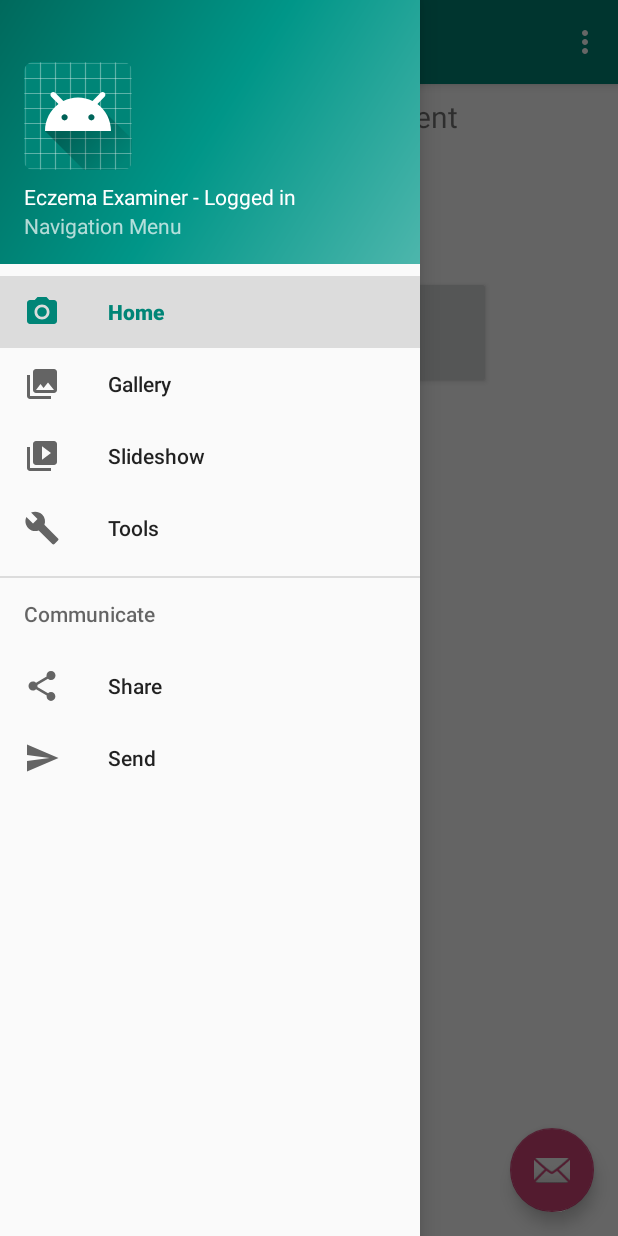
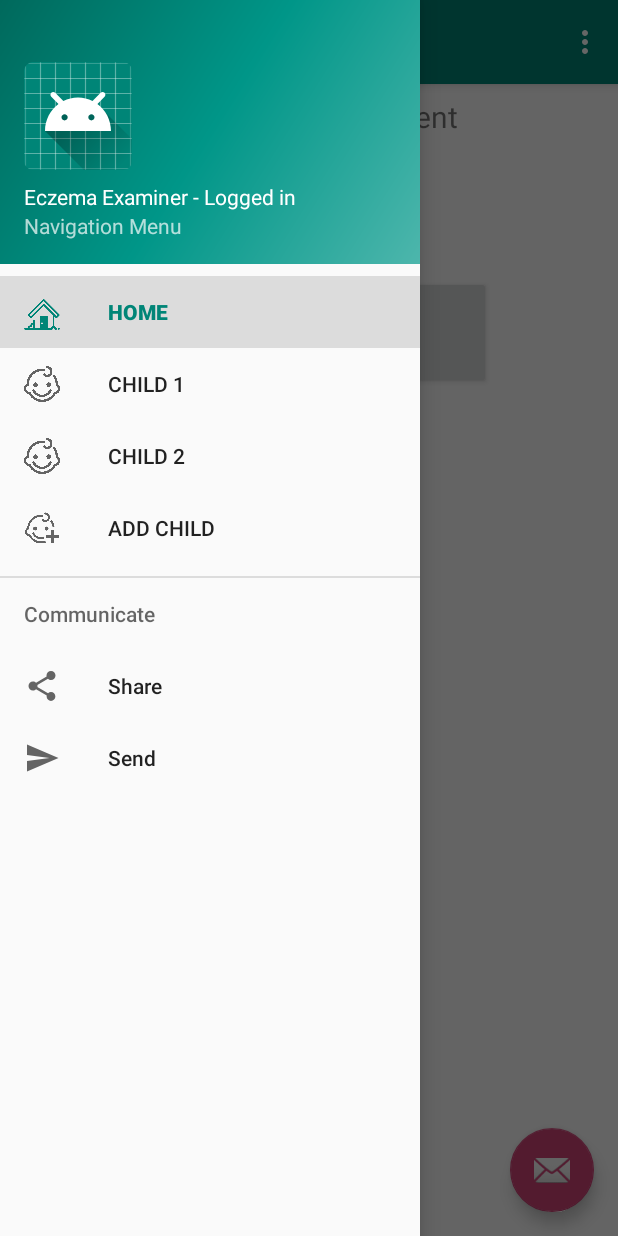
Before and after one commit to ElliotQuigley1/EczemaAppProject, an Android app: the MainActivity screen opened directly, with no data from a screen before it, with the side drawer open, on a phone screen of 412 x 824 dp. Run offline under Robolectric (Android 15) with nearby library versions, the phone set to English and light mode, and no system bars; our stand-ins replace navigation-ui.

Commit message:
update#4

```diff
--- a/app/src/main/res/menu/activity_main2_drawer.xml
+++ b/app/src/main/res/menu/activity_main2_drawer.xml
@@ -6,20 +6,20 @@
     <group android:checkableBehavior="single">
         <item
             android:id="@+id/nav_home"
-            android:icon="@drawable/ic_menu_camera"
-            android:title="@string/menu_home" />
+            android:icon="@drawable/home"
+            android:title="HOME" />
         <item
             android:id="@+id/nav_gallery"
-            android:icon="@drawable/ic_menu_gallery"
-            android:title="@string/menu_gallery" />
+            android:icon="@drawable/child"
+            android:title="CHILD 1" />
         <item
             android:id="@+id/nav_slideshow"
-            android:icon="@drawable/ic_menu_slideshow"
-            android:title="@string/menu_slideshow" />
+            android:icon="@drawable/child"
+            android:title="CHILD 2" />
         <item
             android:id="@+id/nav_tools"
-            android:icon="@drawable/ic_menu_manage"
-            android:title="@string/menu_tools" />
+            android:icon="@drawable/addchild"
+            android:title="ADD CHILD" />
     </group>
 
     <item android:title="Communicate">
```
Also changed, not shown: app/src/main/res/drawable/addchild.png (added), app/src/main/res/drawable/child.png (added), app/src/main/res/drawable/home.png (added).
